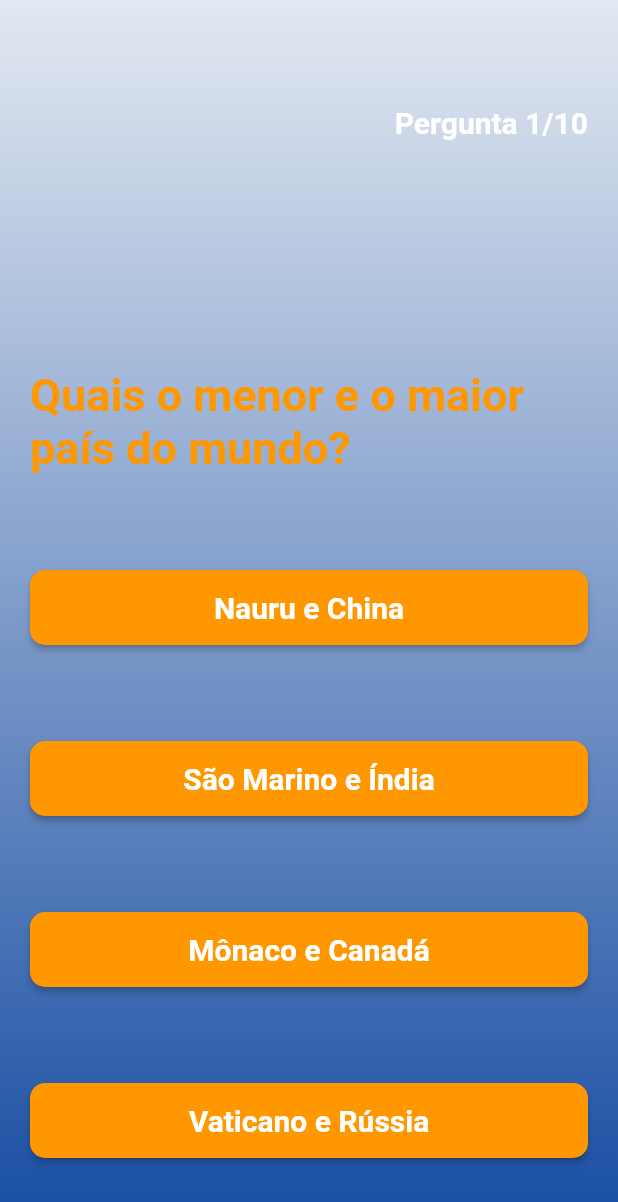
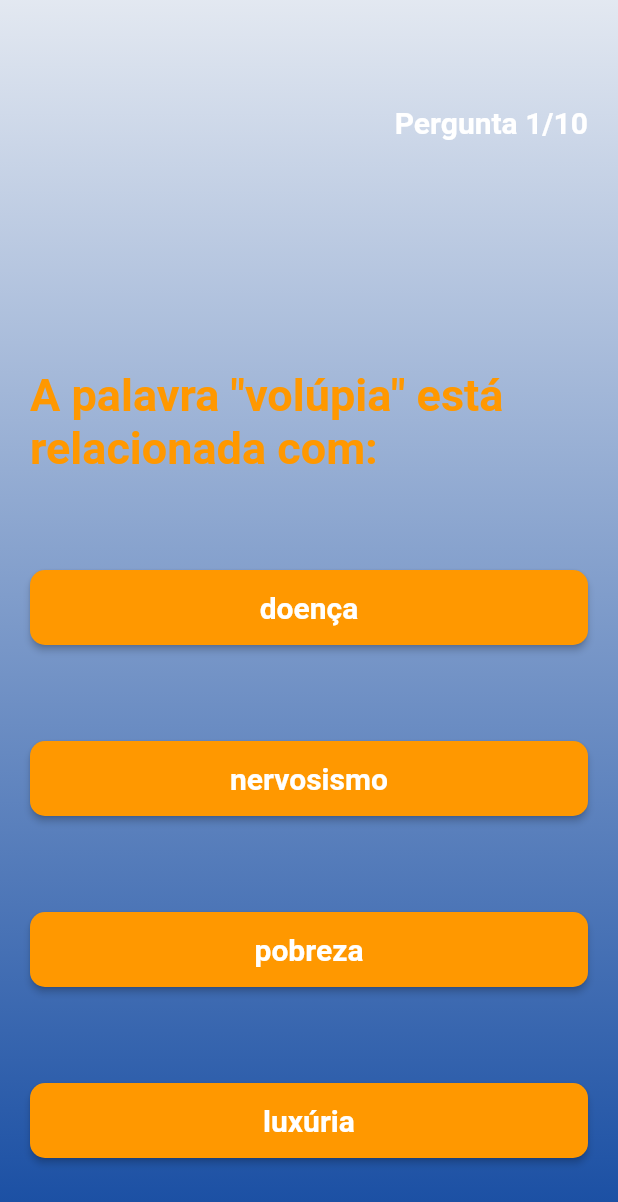
Before and after one commit to projectsifma/projects, a Flutter app: the screen it shows after launch, after a tap on "JOGAR", on a phone screen of 412 x 824 dp. Shown: the top 1202 px of the screen. Run offline on Flutter 3.47's test engine with Material 2 defaults, Android fonts, the phone set to English and light mode, and no system bars.

Commit message:
Adição de perguntas no Banco de Dados

```diff
--- a/quiz/lib/quizDados.dart
+++ b/quiz/lib/quizDados.dart
@@ -9,7 +9,6 @@
     ],
     "Alternativas_Corretas": 2,
   },
-
   {
     "Pergunta": "O que é Flutter?",
     "Respostas": [
@@ -20,13 +19,11 @@
     ],
     "Alternativas_Corretas": 3,
   },
-
   {
     "Pergunta": "O Brasil faz parte de qual bloco econômico?",
     "Respostas": ["Mercosul", "CEI", "NAFTA", "União Europeia"],
     "Alternativas_Corretas": 1,
   },
-
   {
     "Pergunta": "Normalmente, quantos litros de sangue uma pessoa tem?",
     "Respostas": [
@@ -37,13 +34,11 @@
     ],
     "Alternativas_Corretas": 2,
   },
-
   {
     "Pergunta": "De quem é a famosa frase “Penso, logo existo”?",
     "Respostas": ["Platão", "Galileu Galilei", "Descartes", "Sócrates"],
     "Alternativas_Corretas": 3,
   },
-
   {
     "Pergunta": "Quais o menor e o maior país do mundo?",
     "Respostas": [
@@ -54,19 +49,16 @@
     ],
     "Alternativas_Corretas": 1,
   },
-
   {
     "Pergunta": "Quantas casas decimais tem o número pi?",
     "Respostas": ["Milhares", "Vinte", "Centenas", "Infinitas"],
     "Alternativas_Corretas": 4,
   },
-
   {
     "Pergunta": "Quanto tempo a luz do Sol demora para chegar à Terra?",
     "Respostas": ["12 minutos", "1 dia", "8 minutos", "segundos"],
     "Alternativas_Corretas": 3,
   },
-
   {
     "Pergunta": "Em que período da pré-história o fogo foi descoberto?",
     "Respostas": [
@@ -77,10 +69,86 @@
     ],
     "Alternativas_Corretas": 1,
   },
-
   {
     "Pergunta": "Em qual local da Ásia o português é língua oficial?",
     "Respostas": ["Índia", "Macau", "Filipinas", "Moçambique"],
     "Alternativas_Corretas": 2,
   },
+  {
+    "Pergunta": "Qual é o plural de chapéu?",
+    "Respostas": ["chapéus", "chapeletas", "cartolas", "chapéis"],
+    "Alternativas_Corretas": 1,
+  },
+  {
+    "Pergunta": "Compatriota é aquele indivíduo que...",
+    "Respostas": [
+      "tem parentes no exterior",
+      "ama a pátria acima de tudo",
+      "se origina da mesma terra que outro",
+      "realiza compras em diferentes países"
+    ],
+    "Alternativas_Corretas": 3,
+  },
+  {
+    "Pergunta": 'Qual dos advérbios abaixo não existe?',
+    "Respostas": ["bastante", "quão", "menas", "tanto"],
+    "Alternativas_Corretas": 3,
+  },
+  {
+    "Pergunta": "Uma pessoa eclética é aquela que...",
+    "Respostas": [
+      "aprecia diferentes estilos, métodos, etc",
+      "gosta de apenas um tipo de música",
+      "viajou para vários países",
+      "tem medo de elevador"
+    ],
+    "Alternativas_Corretas": 1,
+  },
+  {
+    "Pergunta": "Quantas sílabas tem a palavra fisioterapeuta?",
+    "Respostas": ["cinco", "seis", "sete", "oito"],
+    "Alternativas_Corretas": 3,
+  },
+  {
+    "Pergunta":
+        'A primeira frase do hino brasileiro diz: "Ouviram do Ipiranga às margens plácidas". O que significa "plácidas"?',
+    "Respostas": ["frias", "calmas", "fundas", "rasas"],
+    "Alternativas_Corretas": 2,
+  },
+  {
+    "Pergunta": 'A palavra "volúpia" está relacionada com:',
+    "Respostas": ["luxúria", "doença", "pobreza", "nervosismo"],
+    "Alternativas_Corretas": 1,
+  },
+  {
+    "Pergunta": 'O verbo "aferir" está relacionado a:',
+    "Respostas": ["capacitar", "medir", "machucar", "manchar"],
+    "Alternativas_Corretas": 2,
+  },
+  {
+    "Pergunta": 'A palavra "latifúndio" está relacionada com:',
+    "Respostas": [
+      "coordenadas geográficas de um local",
+      "abrigo para cães",
+      "produtos de derivados do leite",
+      "grande área rural"
+    ],
+    "Alternativas_Corretas": 4,
+  },
+  {
+    "Pergunta": 'Incumbência significa...',
+    "Respostas": [
+      "descascar maçãs",
+      "conferir responsabilidade a alguém",
+      "interferir nos problemas dos outros",
+      "uma doença pulmonar"
+    ],
+    "Alternativas_Corretas": 2,
+  },
+
+  /*{
+    "Pergunta": '',
+    "Respostas": ["", "", "", ""],
+    "Alternativas_Corretas": 0,
+  },*/
 ];
```
Lines whose indentation alone changed are shown as unchanged.
